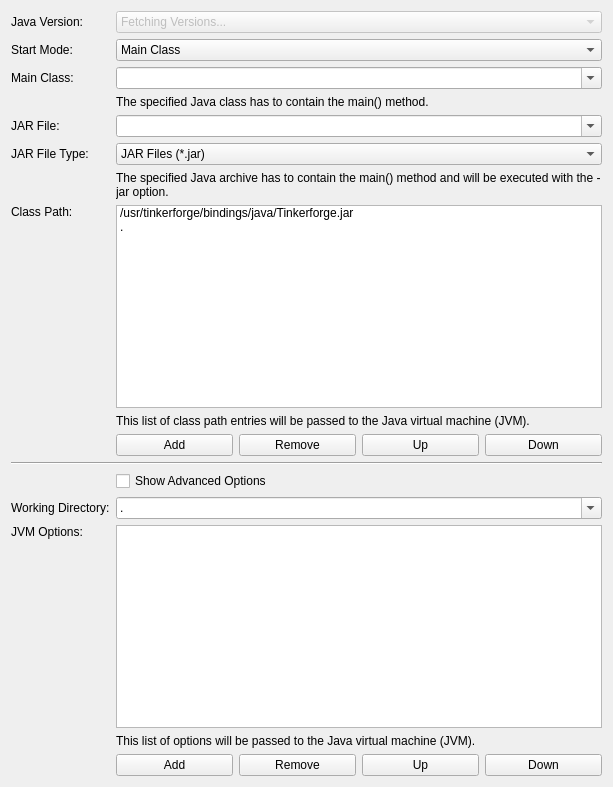
Above: src/brickv/plugin_system/plugins/red/ui/program_page_java.ui from Tinkerforge/brickv before the change. Below: the same form after it.
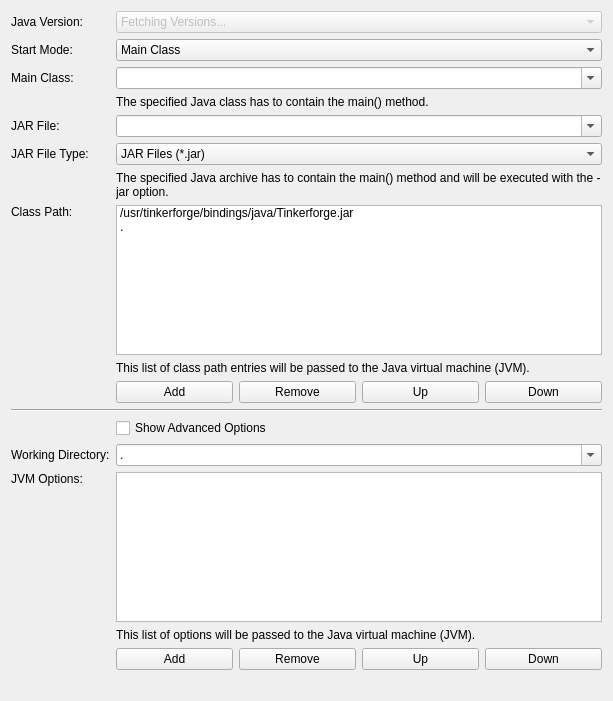
That is the form after the change.

Commit message:
red-brick/pw: Add spacers to program pages to ensure proper layout expansion
Before the Python, JavaScript and PHP pages would not layout correctly
in all situations.

The edit to the form file:
```diff
--- a/src/brickv/plugin_system/plugins/red/ui/program_page_java.ui
+++ b/src/brickv/plugin_system/plugins/red/ui/program_page_java.ui
@@ -7,7 +7,7 @@
     <x>0</x>
     <y>0</y>
     <width>613</width>
-    <height>787</height>
+    <height>701</height>
    </rect>
   </property>
   <property name="windowTitle">
@@ -316,6 +316,19 @@
        </property>
       </widget>
      </item>
+     <item row="16" column="1" colspan="4">
+      <widget class="QLabel" name="label_spacer">
+       <property name="sizePolicy">
+        <sizepolicy hsizetype="Preferred" vsizetype="Preferred">
+         <horstretch>0</horstretch>
+         <verstretch>1</verstretch>
+        </sizepolicy>
+       </property>
+       <property name="text">
+        <string>&lt;spacer&gt;</string>
+       </property>
+      </widget>
+     </item>
     </layout>
    </item>
   </layout>
```
The commit also changes 24 other files.
